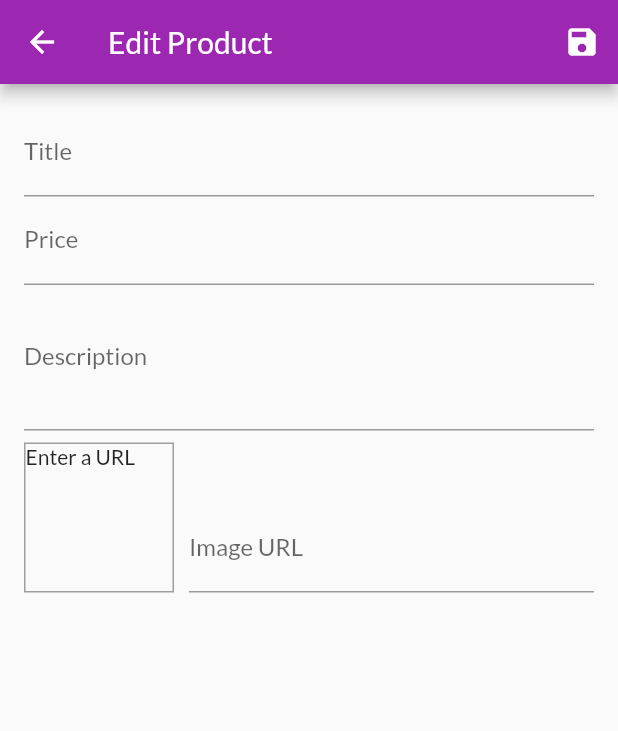
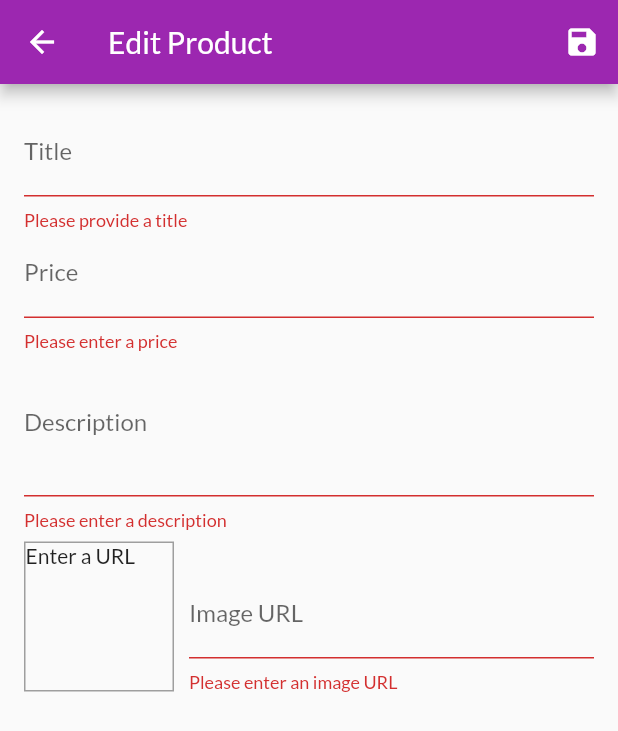
Before and after one commit to ewajs/flutter-shop, a Flutter app: the EditProductScreen screen opened by its route, after a tap on the "save" icon, on a phone screen of 412 x 824 dp. Shown: the top 731 px of the screen. Run offline on Flutter 3.47's test engine with Material 2 defaults, Android fonts, the phone set to English and light mode, and no system bars; network calls fail.

Commit message:
Add product functionality

```diff
--- a/lib/providers/products.dart
+++ b/lib/providers/products.dart
@@ -51,4 +51,16 @@ class Products with ChangeNotifier {
   Product findById(String id) {
     return _items.firstWhere((prod) => prod.id == id);
   }
+
+  void addProduct(Product product) {
+    final newProduct = Product(
+      title: product.title,
+      price: product.price,
+      description: product.description,
+      imageUrl: product.imageUrl,
+      id: DateTime.now().toString(),
+    );
+    _items.add(newProduct);
+    notifyListeners();
+  }
 }
--- a/lib/screens/edit_product_screen.dart
+++ b/lib/screens/edit_product_screen.dart
@@ -5,6 +5,7 @@ import 'package:flutter/material.dart';
 import 'package:provider/provider.dart';
 
 // Providers
+import '../providers/products.dart';
 import '../providers/product.dart';
 
 class EditProductScreen extends StatefulWidget {
@@ -44,7 +45,11 @@ class _EditProductScreenState extends State<EditProductScreen> {
   }
 
   void _saveForm() {
+    final isValid = _form.currentState.validate();
+    if (!isValid) return;
     _form.currentState.save();
+    Provider.of<Products>(context, listen: false).addProduct(_editedProduct);
+    Navigator.of(context).pop();
   }
 
   @override
@@ -69,6 +74,12 @@ class _EditProductScreenState extends State<EditProductScreen> {
                 TextFormField(
                   decoration: InputDecoration(labelText: 'Title'),
                   textInputAction: TextInputAction.next,
+                  validator: (value) {
+                    if (value.isEmpty) {
+                      return 'Please provide a title';
+                    }
+                    return null;
+                  },
                   onSaved: (value) {
                     _editedProduct = Product(
                       title: value,
@@ -83,6 +94,16 @@ class _EditProductScreenState extends State<EditProductScreen> {
                   decoration: InputDecoration(labelText: 'Price'),
                   textInputAction: TextInputAction.next,
                   keyboardType: TextInputType.number,
+                  validator: (value) {
+                    if (value.isEmpty) {
+                      return 'Please enter a price';
+                    } else if (double.tryParse(value) == null) {
+                      return 'Please enter a valid number';
+                    } else if (double.parse(value) <= 0) {
+                      return 'Please enter a price greater than 0';
+                    }
+                    return null;
+                  },
                   onSaved: (value) {
                     _editedProduct = Product(
                       title: _editedProduct.title,
@@ -97,6 +118,14 @@ class _EditProductScreenState extends State<EditProductScreen> {
                   decoration: InputDecoration(labelText: 'Description'),
                   maxLines: 3,
                   keyboardType: TextInputType.multiline,
+                  validator: (value) {
+                    if (value.isEmpty) {
+                      return 'Please enter a description';
+                    } else if (value.length < 10) {
+                      return 'Please enter a longer description';
+                    }
+                    return null;
+                  },
                   onSaved: (value) {
                     _editedProduct = Product(
                       title: _editedProduct.title,
@@ -136,6 +165,18 @@ class _EditProductScreenState extends State<EditProductScreen> {
                         textInputAction: TextInputAction.done,
                         controller: _imageUrlController,
                         focusNode: _imageUrlFocusNode,
+                        validator: (value) {
+                          var urlPattern = r"(https?:\/\/.*\.(?:png|jpg|jpeg))";
+                          var result =
+                              new RegExp(urlPattern, caseSensitive: false)
+                                  .hasMatch(value);
+                          if (value.isEmpty) {
+                            return 'Please enter an image URL';
+                          } else if (!result) {
+                            return 'Please enter a valid image URL';
+                          }
+                          return null;
+                        },
                         onEditingComplete: () {
                           setState(() {});
                         },
```
